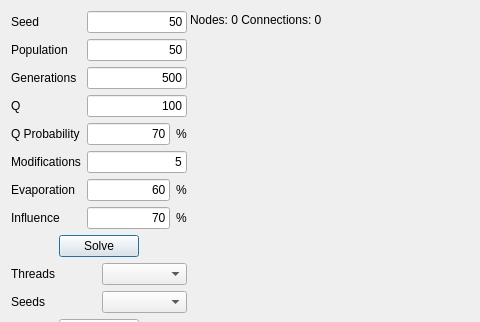
Above: antcolonydialog.ui from xQsme/RLP_Qt before the change; both pictures show x 0 to 480 and y 0 to 322 of the 772 by 527 pixel window. Below: the same form after it.
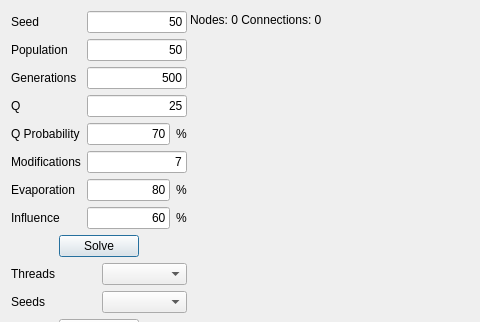
That is the form after the change.

Patch:
```diff
--- a/antcolonydialog.ui
+++ b/antcolonydialog.ui
@@ -166,7 +166,7 @@
         <item>
          <widget class="QLineEdit" name="lineEditQ">
           <property name="text">
-           <string>100</string>
+           <string>25</string>
           </property>
           <property name="alignment">
            <set>Qt::AlignRight|Qt::AlignTrailing|Qt::AlignVCenter</set>
@@ -197,7 +197,7 @@
         <item>
          <widget class="QLineEdit" name="lineEditMods">
           <property name="text">
-           <string>5</string>
+           <string>7</string>
           </property>
           <property name="alignment">
            <set>Qt::AlignRight|Qt::AlignTrailing|Qt::AlignVCenter</set>
@@ -209,7 +209,7 @@
           <item>
            <widget class="QLineEdit" name="lineEditEvaporation">
             <property name="text">
-             <string>60</string>
+             <string>80</string>
             </property>
             <property name="alignment">
              <set>Qt::AlignRight|Qt::AlignTrailing|Qt::AlignVCenter</set>
@@ -230,7 +230,7 @@
           <item>
            <widget class="QLineEdit" name="lineEditInflunce">
             <property name="text">
-             <string>70</string>
+             <string>60</string>
             </property>
             <property name="alignment">
              <set>Qt::AlignRight|Qt::AlignTrailing|Qt::AlignVCenter</set>
```
